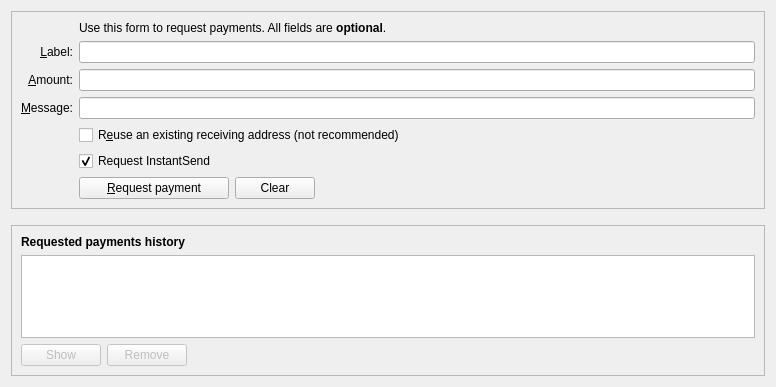
Qt form src/qt/forms/receivecoinsdialog.ui (PACCommunity/PAC) before a commit.
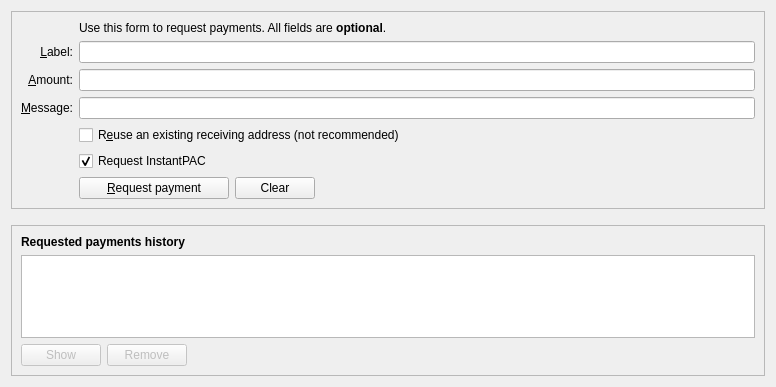
The same form after that commit. Custom widgets are drawn as their Qt base class.

Commit message: InstantPAC and PrivatePAC strings

Diff of the .ui file:
```diff
--- a/src/qt/forms/receivecoinsdialog.ui
+++ b/src/qt/forms/receivecoinsdialog.ui
@@ -186,7 +186,7 @@
         <item row="8" column="2">
          <widget class="QCheckBox" name="checkUseInstantSend">
           <property name="text">
-           <string>Request InstantSend</string>
+           <string>Request InstantPAC</string>
           </property>
           <property name="checked">
            <bool>true</bool>
```
The commit also changes 61 other files.
